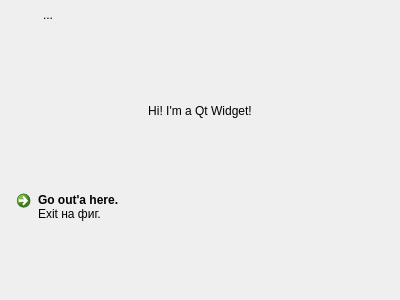
This is wincaption/Form.ui in lit-uriy/qutim-labs as Qt 5 draws it before an edit. The edited form follows.
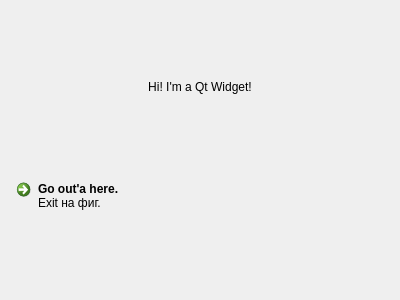
This is the edited form. Icons and pictures are not drawn.

The edit to the form file:
```diff
--- a/wincaption/Form.ui
+++ b/wincaption/Form.ui
@@ -17,63 +17,6 @@
    <property name="margin">
     <number>0</number>
    </property>
-   <item>
-    <layout class="QHBoxLayout" name="horizontalLayout">
-     <item>
-      <widget class="QToolButton" name="toolButton">
-       <property name="text">
-        <string/>
-       </property>
-       <property name="icon">
-        <iconset resource="icons.qrc">
-         <normaloff>:/applications-internet.png</normaloff>:/applications-internet.png</iconset>
-       </property>
-       <property name="iconSize">
-        <size>
-         <width>22</width>
-         <height>22</height>
-        </size>
-       </property>
-       <property name="autoRaise">
-        <bool>true</bool>
-       </property>
-      </widget>
-     </item>
-     <item>
-      <widget class="QToolButton" name="toolButton_2">
-       <property name="text">
-        <string>...</string>
-       </property>
-       <property name="icon">
-        <iconset resource="icons.qrc">
-         <normaloff>:/applications-multimedia.png</normaloff>:/applications-multimedia.png</iconset>
-       </property>
-       <property name="iconSize">
-        <size>
-         <width>22</width>
-         <height>22</height>
-        </size>
-       </property>
-       <property name="autoRaise">
-        <bool>true</bool>
-       </property>
-      </widget>
-     </item>
-     <item>
-      <spacer name="horizontalSpacer">
-       <property name="orientation">
-        <enum>Qt::Horizontal</enum>
-       </property>
-       <property name="sizeHint" stdset="0">
-        <size>
-         <width>40</width>
-         <height>20</height>
-        </size>
-       </property>
-      </spacer>
-     </item>
-    </layout>
-   </item>
    <item>
     <layout class="QGridLayout" name="gridLayout">
      <item row="1" column="0">
```
Left out of the diff: 4 changed lines with no effect on the pictures.
